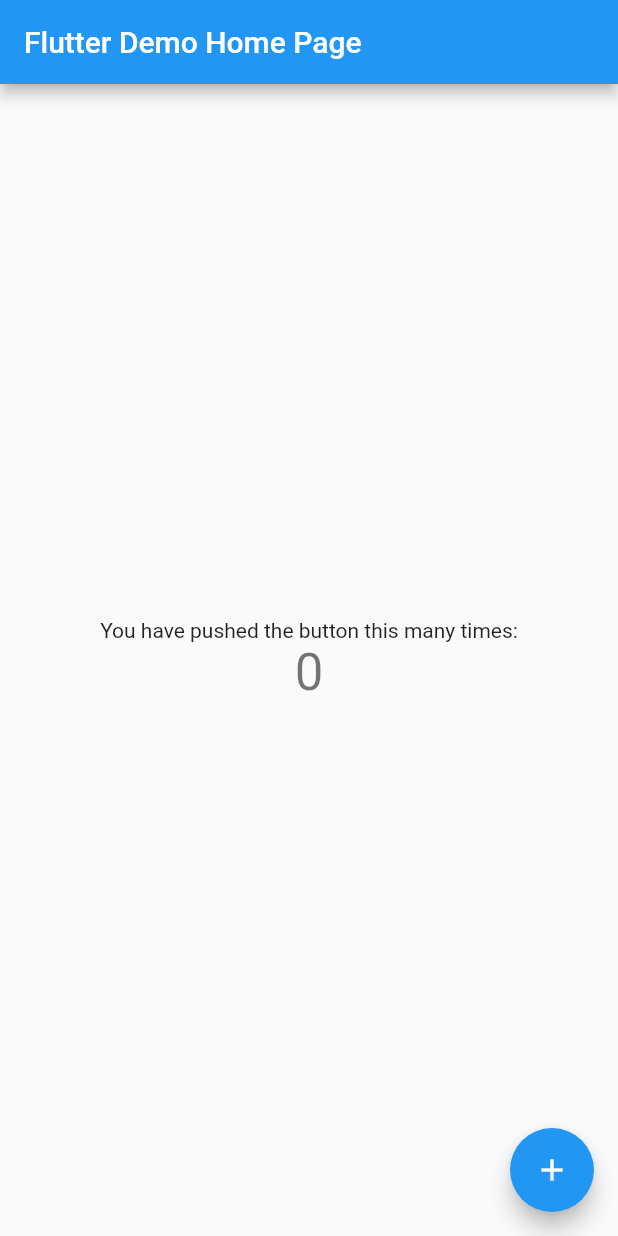
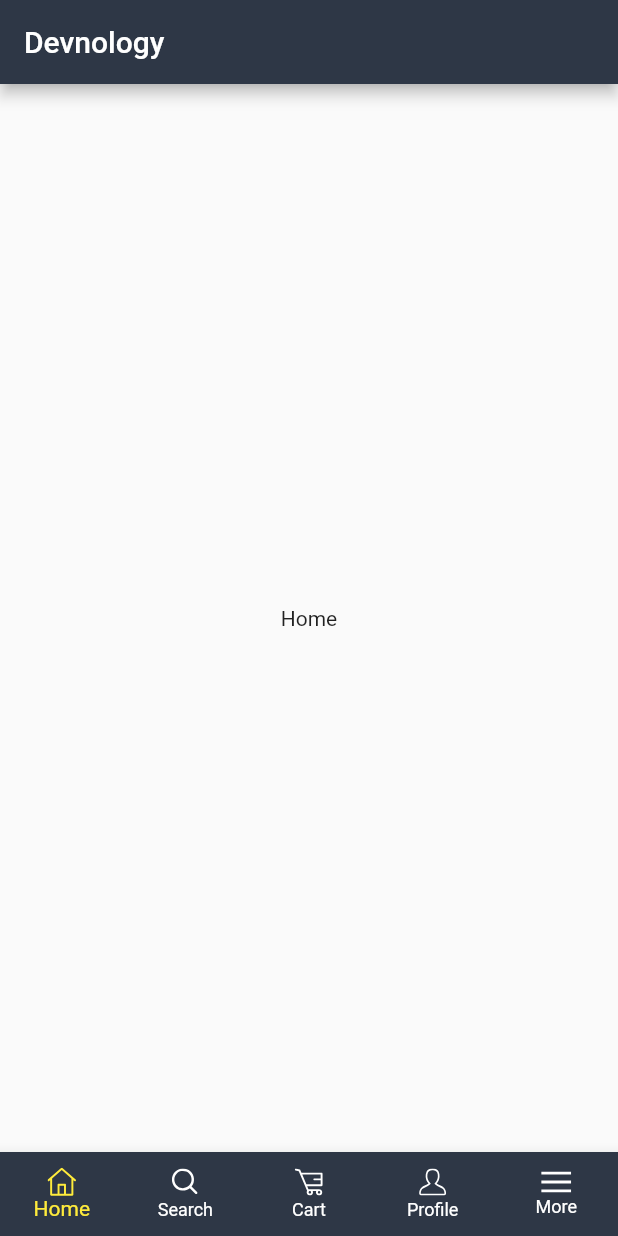
Before and after one commit to Mathvdias/devnology, a Flutter app: the screen it shows after launch, on a phone screen of 412 x 824 dp. Run offline on Flutter 3.47's test engine with Material 2 defaults, Android fonts, the phone set to English and light mode, and no system bars; our stand-ins replace bloc, equatable, flutter_bloc, flutter_svg.

Commit message:
feat: create bottomNavigation bar widget

```diff
--- a/lib/main.dart
+++ b/lib/main.dart
@@ -1,4 +1,8 @@
+import 'package:devnology/src/bloc/bottom_navigation/bottom_navigation_bloc.dart';
+import 'package:devnology/src/presentation/bottom_navigation/bottom_navigation.dart';
 import 'package:flutter/material.dart';
+import 'package:flutter_bloc/flutter_bloc.dart';
+import 'package:provider/provider.dart';
 
 void main() {
   runApp(const MyApp());
@@ -9,58 +13,30 @@ class MyApp extends StatelessWidget {
 
   @override
   Widget build(BuildContext context) {
-    return MaterialApp(
-      title: 'Flutter Demo',
-      theme: ThemeData(
-        primarySwatch: Colors.blue,
-      ),
-      home: const MyHomePage(title: 'Flutter Demo Home Page'),
-    );
-  }
-}
-
-class MyHomePage extends StatefulWidget {
-  const MyHomePage({super.key, required this.title});
-
-  final String title;
-
-  @override
-  State<MyHomePage> createState() => _MyHomePageState();
-}
-
-class _MyHomePageState extends State<MyHomePage> {
-  int _counter = 0;
-
-  void _incrementCounter() {
-    setState(() {
-      _counter++;
-    });
-  }
-
-  @override
-  Widget build(BuildContext context) {
-    return Scaffold(
-      appBar: AppBar(
-        title: Text(widget.title),
-      ),
-      body: Center(
-        child: Column(
-          mainAxisAlignment: MainAxisAlignment.center,
-          children: <Widget>[
-            const Text(
-              'You have pushed the button this many times:',
-            ),
-            Text(
-              '$_counter',
-              style: Theme.of(context).textTheme.headline4,
-            ),
-          ],
+    return MultiProvider(
+      providers: [
+        BlocProvider(create: (BuildContext context) => NavigationCubit())
+      ],
+      child: MaterialApp(
+        home: const BottomNavigationBarWidget(),
+        title: 'Flutter Demo',
+        theme: ThemeData(
+          primaryColor: const Color(0xff2E3746),
+          primarySwatch: const MaterialColor(
+            0xff2E3746,
+            {
+              50: Color(0xff5A6476),
+              100: Color(0xff4F4F4F),
+              200: Color(0xff696969),
+              300: Color(0xff808080),
+              500: Color(0xffA9A9A9),
+              600: Color(0xffC0C0C0),
+              700: Color(0xffD3D3D3),
+              800: Color(0xffDCDCDC),
+              900: Color(0xff000000),
+            },
+          ),
         ),
-      ),
-      floatingActionButton: FloatingActionButton(
-        onPressed: _incrementCounter,
-        tooltip: 'Increment',
-        child: const Icon(Icons.add),
       ),
     );
   }
--- a/lib/src/bloc/bottom_navigation/bottom_navigation_bloc.dart
+++ b/lib/src/bloc/bottom_navigation/bottom_navigation_bloc.dart
@@ -0,0 +1,29 @@
+import 'package:bloc/bloc.dart';
+
+import 'bottom_navigation_state.dart';
+
+class NavigationCubit extends Cubit<NavigationState> {
+  NavigationCubit() : super(const NavigationState(NavbarItem.home, 0));
+
+  void getNavbarItem(int navbarItem) {
+    switch (navbarItem) {
+      case 0:
+        emit(const NavigationState(NavbarItem.home, 0));
+        break;
+      case 1:
+        emit(const NavigationState(NavbarItem.search, 1));
+        break;
+      case 2:
+        emit(const NavigationState(NavbarItem.cart, 2));
+        break;
+      case 3:
+        emit(const NavigationState(NavbarItem.profile, 3));
+        break;
+      case 4:
+        emit(const NavigationState(NavbarItem.more, 4));
+        break;
+      default:
+        emit(const NavigationState(NavbarItem.home, 0));
+    }
+  }
+}
--- a/lib/src/bloc/bottom_navigation/bottom_navigation_state.dart
+++ b/lib/src/bloc/bottom_navigation/bottom_navigation_state.dart
@@ -0,0 +1,13 @@
+import 'package:equatable/equatable.dart';
+
+enum NavbarItem { home, search, cart, profile, more }
+
+class NavigationState extends Equatable {
+  final NavbarItem navbarItem;
+  final int index;
+
+  const NavigationState(this.navbarItem, this.index);
+
+  @override
+  List<Object?> get props => [navbarItem, index];
+}
--- /dev/null
+++ b/lib/src/presentation/bottom_navigation/bottom_navigation.dart
@@ -0,0 +1,101 @@
+import 'package:flutter/material.dart';
+import 'package:flutter_bloc/flutter_bloc.dart';
+import 'package:flutter_svg/svg.dart';
+
+import '../../bloc/bottom_navigation/bottom_navigation_bloc.dart';
+import '../../bloc/bottom_navigation/bottom_navigation_state.dart';
+
+class BottomNavigationBarWidget extends StatefulWidget {
+  const BottomNavigationBarWidget({super.key});
+
+  @override
+  State<BottomNavigationBarWidget> createState() =>
+      _BottomNavigationBarWidgetState();
+}
+
+class _BottomNavigationBarWidgetState extends State<BottomNavigationBarWidget> {
+  @override
+  Widget build(BuildContext context) {
+    return Scaffold(
+      appBar: AppBar(
+        title: const Text('Devnology'),
+      ),
+      bottomNavigationBar: BlocBuilder<NavigationCubit, NavigationState>(
+        builder: (context, state) {
+          return BottomNavigationBar(
+            type: BottomNavigationBarType.fixed,
+            currentIndex: state.index,
+            backgroundColor: const Color(0xff2E3746),
+            selectedItemColor: Colors.yellow,
+            unselectedItemColor: Colors.white,
+            items: <BottomNavigationBarItem>[
+              BottomNavigationBarItem(
+                icon: SvgPicture.asset(
+                  'assets/icons/home.svg',
+                  color: state.index == 0 ? Colors.yellow : Colors.white,
+                ),
+                label: 'Home',
+              ),
+              BottomNavigationBarItem(
+                icon: SvgPicture.asset(
+                  'assets/icons/search.svg',
+                  color: state.index == 1 ? Colors.yellow : Colors.white,
+                ),
+                label: 'Search',
+              ),
+              BottomNavigationBarItem(
+                icon: SvgPicture.asset(
+                  'assets/icons/cart.svg',
+                  color: state.index == 2 ? Colors.yellow : Colors.white,
+                ),
+                label: 'Cart',
+              ),
+              BottomNavigationBarItem(
+                icon: SvgPicture.asset(
+                  'assets/icons/profile.svg',
+                  color: state.index == 3 ? Colors.yellow : Colors.white,
+                ),
+                label: 'Profile',
+              ),
+              BottomNavigationBarItem(
+                icon: SvgPicture.asset(
+                  'assets/icons/menu.svg',
+                  color: state.index == 4 ? Colors.yellow : Colors.white,
+                ),
+                label: 'More',
+              ),
+            ],
+            onTap: (index) {
+              BlocProvider.of<NavigationCubit>(context).getNavbarItem(index);
+            },
+          );
+        },
+      ),
+      body: BlocBuilder<NavigationCubit, NavigationState>(
+          builder: (context, state) {
+        if (state.navbarItem == NavbarItem.home) {
+          return const Center(
+            child: Text('Home'),
+          );
+        } else if (state.navbarItem == NavbarItem.search) {
+          return const Center(
+            child: Text('Search'),
+          );
+        } else if (state.navbarItem == NavbarItem.cart) {
+          return const Center(
+            child: Text('Cart'),
+          );
+        } else if (state.navbarItem == NavbarItem.profile) {
+          return const Center(
+            child: Text('Profile'),
+          );
+        } else if (state.navbarItem == NavbarItem.more) {
+          return const Center(
+            child: Text('More'),
+          );
+        }
+        return Container();
+      }),
+    );
+  }
+}
```
Also changed, not shown: pubspec.yaml (+7 -3 lines), assets/icons/cart.svg (added), assets/icons/home.svg (added), assets/icons/menu.svg (added), assets/icons/profile.svg (added), assets/icons/search.svg (added), assets/images/logo.svg (added), pubspec.lock.
